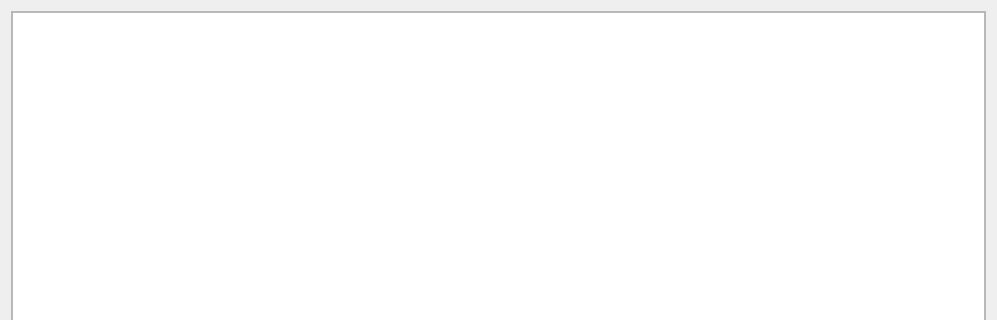
First picture: the form in src/modules/netinstall/page_netinst.ui, repository calamares/calamares, before the edit; both pictures show x 0 to 997 and y 0 to 320 of the 997 by 474 pixel window.
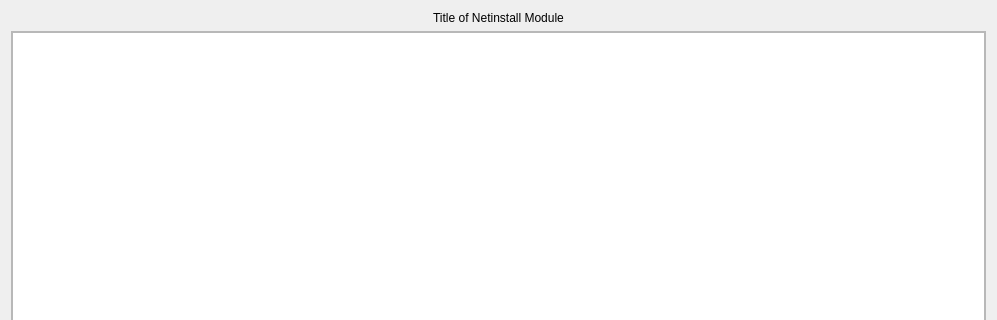
Second picture: the form after the edit.

Commit message:
[netinstall] Allow a title above the netinstall tree
- Supports translation via the config file. This is useful
  (like label:sidebar) when displaying more than one netinstall page.

Diff of the .ui file:
```diff
--- a/src/modules/netinstall/page_netinst.ui
+++ b/src/modules/netinstall/page_netinst.ui
@@ -14,6 +14,16 @@
    <string/>
   </property>
   <layout class="QVBoxLayout" name="verticalLayout_2">
+   <item>
+    <widget class="QLabel" name="label">
+     <property name="text">
+      <string>Title of Netinstall Module</string>
+     </property>
+     <property name="alignment">
+      <set>Qt::AlignCenter</set>
+     </property>
+    </widget>
+   </item>
    <item>
     <widget class="QScrollArea" name="scrollArea">
      <property name="maximumSize">
@@ -31,7 +41,7 @@
         <x>0</x>
         <y>0</y>
         <width>981</width>
-        <height>434</height>
+        <height>407</height>
        </rect>
       </property>
       <property name="font">
```
The commit also changes 3 other files.
